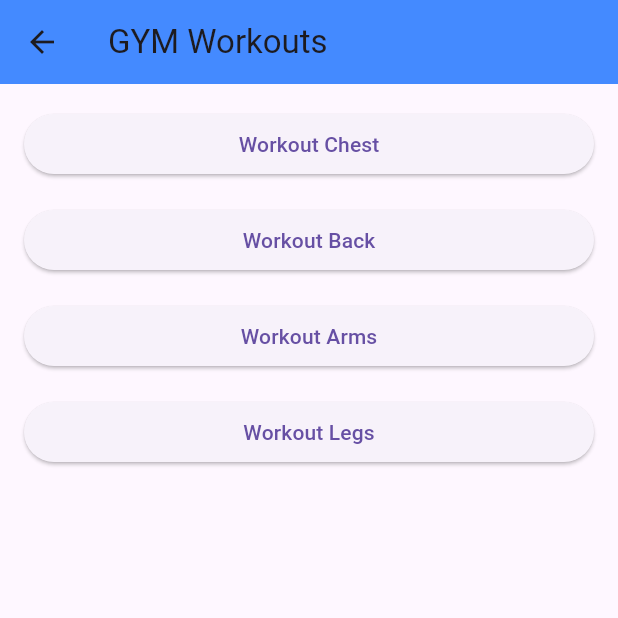
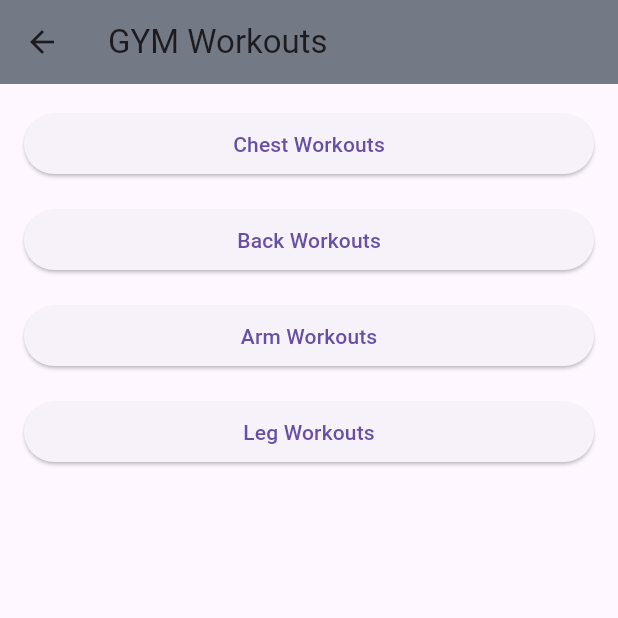
Before and after one commit to FelixJon17/UTS_MOBILEPROGRAMMING_KELOMPOK8, a Flutter app: the screen it shows after launch, after a tap on "GYM Workouts", on a phone screen of 412 x 824 dp, the top half of it. Run offline on Flutter 3.47's test engine with Material 3 defaults, Android fonts, the phone set to English and light mode, and no system bars.

Commit message:
change workouts name

```diff
--- a/lib/screen/gym_workouts.dart
+++ b/lib/screen/gym_workouts.dart
@@ -21,7 +21,7 @@ class GymWorkoutsScreenState extends State<GymWorkoutsScreen> {
     return Scaffold(
       appBar: AppBar(
         title: const Text('GYM Workouts'),
-        backgroundColor: Colors.blueAccent,
+        backgroundColor: const Color.fromARGB(255, 116, 122, 133),
       ),
       body: Padding(
         padding: const EdgeInsets.all(16.0),
@@ -30,22 +30,22 @@ class GymWorkoutsScreenState extends State<GymWorkoutsScreen> {
           children: [
             ElevatedButton(
               onPressed: () => _onWorkoutSelected('Chest'),
-              child: const Text('Workout Chest'),
+              child: const Text('Chest Workouts'),
             ),
             const SizedBox(height: 16.0),
             ElevatedButton(
               onPressed: () => _onWorkoutSelected('Back'),
-              child: const Text('Workout Back'),
+              child: const Text('Back Workouts'),
             ),
             const SizedBox(height: 16.0),
             ElevatedButton(
               onPressed: () => _onWorkoutSelected('Arms'),
-              child: const Text('Workout Arms'),
+              child: const Text('Arm Workouts'),
             ),
             const SizedBox(height: 16.0),
             ElevatedButton(
               onPressed: () => _onWorkoutSelected('Legs'),
-              child: const Text('Workout Legs'),
+              child: const Text('Leg Workouts'),
             ),
           ],
         ),
--- a/lib/screen/homescreen.dart
+++ b/lib/screen/homescreen.dart
@@ -10,7 +10,7 @@ class HomeScreen extends StatelessWidget {
     return Scaffold(
       appBar: AppBar(
         title: const Text('Fitness App Home'),
-        backgroundColor: Colors.blueAccent,
+        backgroundColor: const Color.fromARGB(255, 116, 122, 133),
       ),
       body: Padding(
         padding: const EdgeInsets.all(16.0),
```
